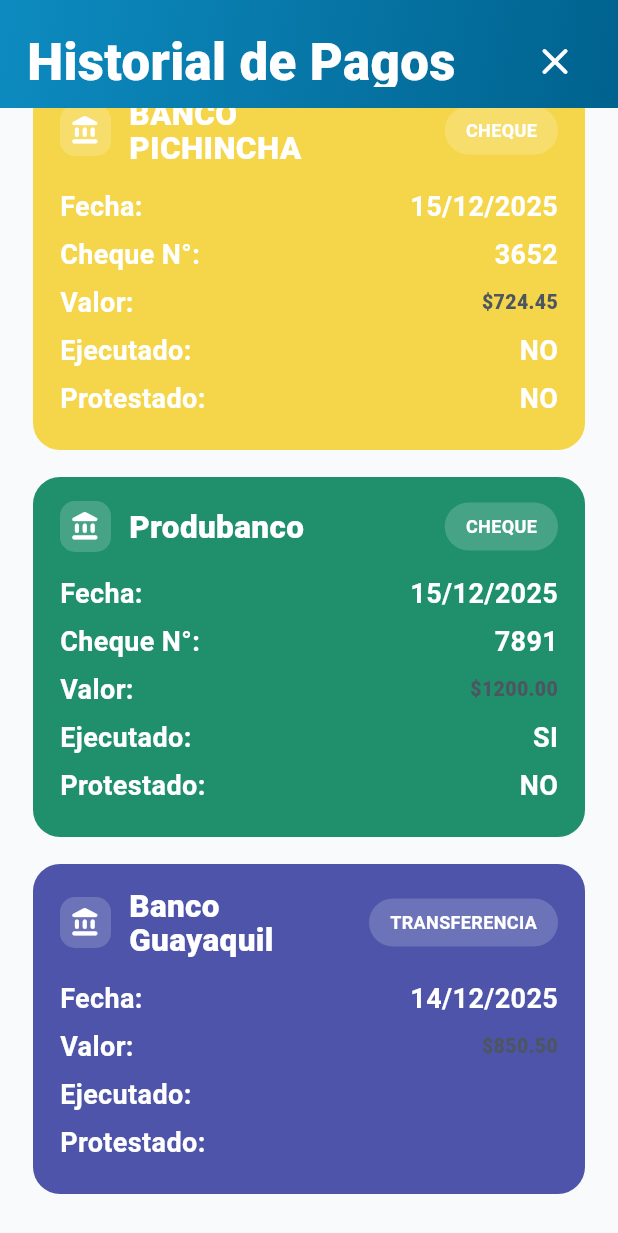
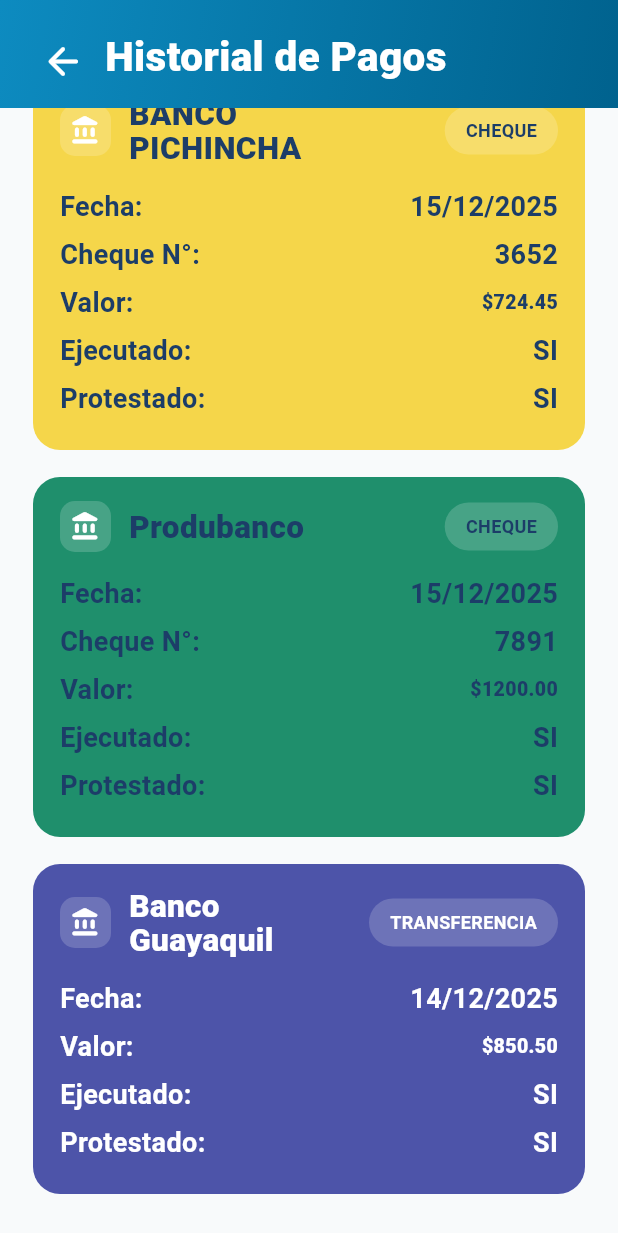
Before and after one commit to jeffersonmejia/prueba-idrix, a Flutter app: the PaymentHistoryPage screen opened directly, scrolled down 91 dp, on a phone screen of 412 x 824 dp. Shown: the top 1233 px of the screen. Run offline on Flutter 3.47's test engine with Material 3 defaults, Android fonts, the phone set to English and light mode, and no system bars.

Commit message:
fix(payment-history): align header and values with design
Co-authored-by: Copilot <223556219+Copilot@users.noreply.github.com>

```diff
--- a/lib/features/payment_history/presentation/pages/payment_history_page.dart
+++ b/lib/features/payment_history/presentation/pages/payment_history_page.dart
@@ -19,22 +19,21 @@ class PaymentHistoryPage extends StatelessWidget {
             ),
             child: Row(
               children: [
-                const Expanded(
-                  child: Text(
-                    'Historial de Pagos',
-                    style: TextStyle(
-                      color: Colors.white,
-                      fontSize: 34,
-                      fontWeight: FontWeight.w800,
-                    ),
-                  ),
-                ),
                 IconButton(
                   onPressed: () => Navigator.of(context).pop(),
                   icon: const Icon(
-                    Icons.close_rounded,
+                    Icons.arrow_back_rounded,
                     color: Colors.white,
                     size: 30,
+                  ),
+                ),
+                const SizedBox(width: 4),
+                const Text(
+                  'Historial de Pagos',
+                  style: TextStyle(
+                    color: Colors.white,
+                    fontSize: 27,
+                    fontWeight: FontWeight.w800,
                   ),
                 ),
               ],
@@ -64,9 +63,11 @@ class PaymentHistoryPage extends StatelessWidget {
                     date: '15/12/2025',
                     checkNumber: '3652',
                     value: '\$724.45',
-                    executed: 'NO',
-                    protested: 'NO',
+                    executed: 'SI',
+                    protested: 'SI',
                     color: const Color(0xFFF5D64A),
+                    textColor: const Color(0xFF1C3D68),
+                    titleColor: const Color(0xFF1C3D68),
                   ),
                   const SizedBox(height: 18),
                   PaymentHistoryCard(
@@ -76,8 +77,10 @@ class PaymentHistoryPage extends StatelessWidget {
                     checkNumber: '7891',
                     value: '\$1200.00',
                     executed: 'SI',
-                    protested: 'NO',
+                    protested: 'SI',
                     color: const Color(0xFF1F8F6C),
+                    textColor: const Color(0xFF1C3D68),
+                    titleColor: const Color(0xFF1C3D68),
                   ),
                   const SizedBox(height: 18),
                   PaymentHistoryCard(
@@ -86,9 +89,11 @@ class PaymentHistoryPage extends StatelessWidget {
                     date: '14/12/2025',
                     checkNumber: '',
                     value: '\$850.50',
-                    executed: '',
-                    protested: '',
+                    executed: 'SI',
+                    protested: 'SI',
                     color: const Color(0xFF4D54A9),
+                    textColor: Colors.white,
+                    titleColor: Colors.white,
                   ),
                 ],
               ),
--- a/lib/features/payment_history/presentation/widgets/payment_history_card.dart
+++ b/lib/features/payment_history/presentation/widgets/payment_history_card.dart
@@ -10,6 +10,8 @@ class PaymentHistoryCard extends StatelessWidget {
     required this.executed,
     required this.protested,
     required this.color,
+    required this.textColor,
+    required this.titleColor,
     super.key,
   });
 
@@ -21,6 +23,8 @@ class PaymentHistoryCard extends StatelessWidget {
   final String executed;
   final String protested;
   final Color color;
+  final Color textColor;
+  final Color titleColor;
 
   @override
   Widget build(BuildContext context) => Container(
@@ -51,8 +55,8 @@ class PaymentHistoryCard extends StatelessWidget {
             Expanded(
               child: Text(
                 bankName,
-                style: const TextStyle(
-                  color: Colors.white,
+                style: TextStyle(
+                  color: titleColor,
                   fontSize: 21,
                   fontWeight: FontWeight.w800,
                   height: 1.1,
@@ -67,8 +71,8 @@ class PaymentHistoryCard extends StatelessWidget {
               ),
               child: Text(
                 kind.toUpperCase(),
-                style: const TextStyle(
-                  color: Colors.white,
+                style: TextStyle(
+                  color: textColor,
                   fontSize: 12,
                   fontWeight: FontWeight.w700,
                 ),
@@ -77,11 +81,11 @@ class PaymentHistoryCard extends StatelessWidget {
           ],
         ),
         const SizedBox(height: 16),
-        _InfoRow(label: 'Fecha:', value: date),
-        if (checkNumber.isNotEmpty) _InfoRow(label: 'Cheque N°:', value: checkNumber),
-        _InfoRow(label: 'Valor:', value: value, valueStyle: const TextStyle(fontWeight: FontWeight.w800)),
-        _InfoRow(label: 'Ejecutado:', value: executed),
-        _InfoRow(label: 'Protestado:', value: protested),
+        _InfoRow(label: 'Fecha:', value: date, textColor: textColor),
+        if (checkNumber.isNotEmpty) _InfoRow(label: 'Cheque N°:', value: checkNumber, textColor: textColor),
+        _InfoRow(label: 'Valor:', value: value, textColor: textColor, valueStyle: TextStyle(fontWeight: FontWeight.w800, color: textColor)),
+        _InfoRow(label: 'Ejecutado:', value: executed, textColor: textColor),
+        _InfoRow(label: 'Protestado:', value: protested, textColor: textColor),
       ],
     ),
   );
@@ -91,11 +95,13 @@ class _InfoRow extends StatelessWidget {
   const _InfoRow({
     required this.label,
     required this.value,
+    required this.textColor,
     this.valueStyle,
   });
 
   final String label;
   final String value;
+  final Color textColor;
   final TextStyle? valueStyle;
 
   @override
@@ -106,8 +112,8 @@ class _InfoRow extends StatelessWidget {
         Expanded(
           child: Text(
             label,
-            style: const TextStyle(
-              color: Colors.white,
+            style: TextStyle(
+              color: textColor,
               fontSize: 18,
               fontWeight: FontWeight.w600,
             ),
@@ -115,8 +121,8 @@ class _InfoRow extends StatelessWidget {
         ),
         Text(
           value,
-          style: valueStyle ?? const TextStyle(
-            color: Colors.white,
+          style: valueStyle ?? TextStyle(
+            color: textColor,
             fontSize: 18,
             fontWeight: FontWeight.w700,
           ),
```
